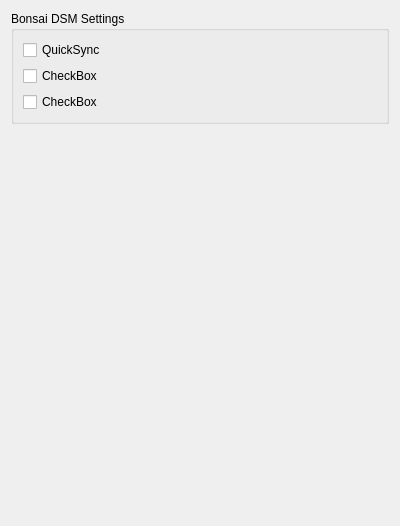
Qt form bonsai/pqBonsaiDsmPanel.ui (soumagne/icarus) before a commit.
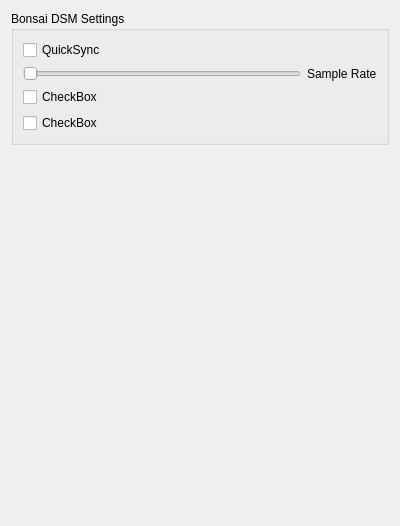
The same form after that commit.

Commit message: Add slider to control rate of updates

Patch:
```diff
--- a/bonsai/pqBonsaiDsmPanel.ui
+++ b/bonsai/pqBonsaiDsmPanel.ui
@@ -23,7 +23,7 @@
       <property name="horizontalSpacing">
        <number>6</number>
       </property>
-      <item row="1" column="0">
+      <item row="3" column="0">
        <widget class="QCheckBox" name="checkBox_2">
         <property name="text">
          <string>CheckBox</string>
@@ -37,13 +37,37 @@
         </property>
        </widget>
       </item>
-      <item row="2" column="0">
+      <item row="4" column="0">
        <widget class="QCheckBox" name="checkBox_3">
         <property name="text">
          <string>CheckBox</string>
         </property>
        </widget>
       </item>
+      <item row="2" column="0">
+       <layout class="QHBoxLayout" name="horizontalLayout">
+        <item>
+         <widget class="QSlider" name="samplerate">
+          <property name="minimum">
+           <number>1</number>
+          </property>
+          <property name="maximum">
+           <number>100</number>
+          </property>
+          <property name="orientation">
+           <enum>Qt::Horizontal</enum>
+          </property>
+         </widget>
+        </item>
+        <item>
+         <widget class="QLabel" name="label">
+          <property name="text">
+           <string>Sample Rate</string>
+          </property>
+         </widget>
+        </item>
+       </layout>
+      </item>
      </layout>
     </widget>
    </item>
```
The commit also changes 5 other files.
